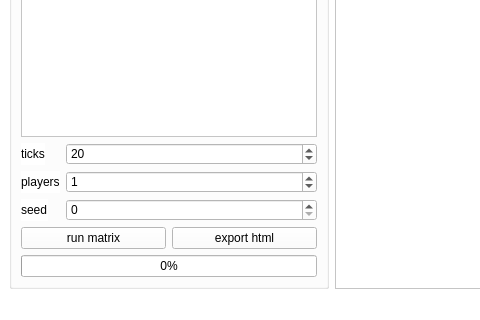
The window that src/datapack_emulator/window/engine.ui (AnCarsenat/Datapack-Emulator) describes before a commit, drawn with Qt 5; both pictures show x 0 to 480 and y 420 to 740 of the 1180 by 740 pixel window.
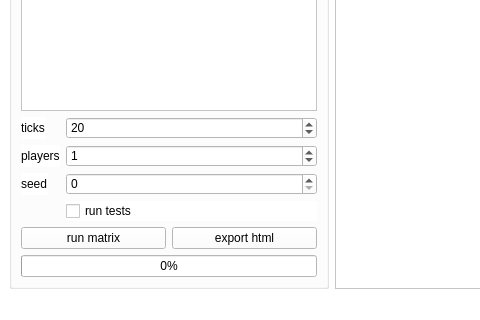
The same window after the commit.

Commit message: feat(tests): "run tests" in the engine window and during runs

The edit to the form file:
```diff
--- a/src/datapack_emulator/window/engine.ui
+++ b/src/datapack_emulator/window/engine.ui
@@ -170,6 +170,16 @@
            </property>
           </widget>
          </item>
+         <item row="3" column="1">
+          <widget class="QCheckBox" name="checkRunTests">
+           <property name="text">
+            <string>run tests</string>
+           </property>
+           <property name="toolTip">
+            <string>run the environment tab's tests in every version, each in its tick; the tests column shows how many passed</string>
+           </property>
+          </widget>
+         </item>
         </layout>
        </item>
        <item>
```
The commit also changes 12 other files.
